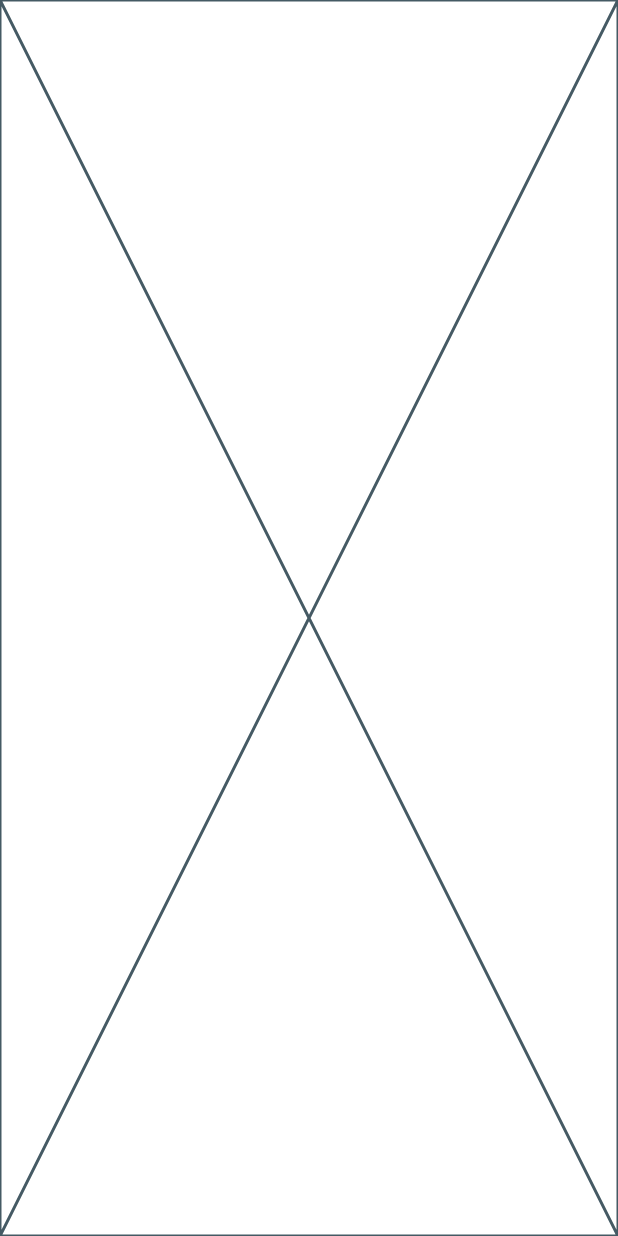
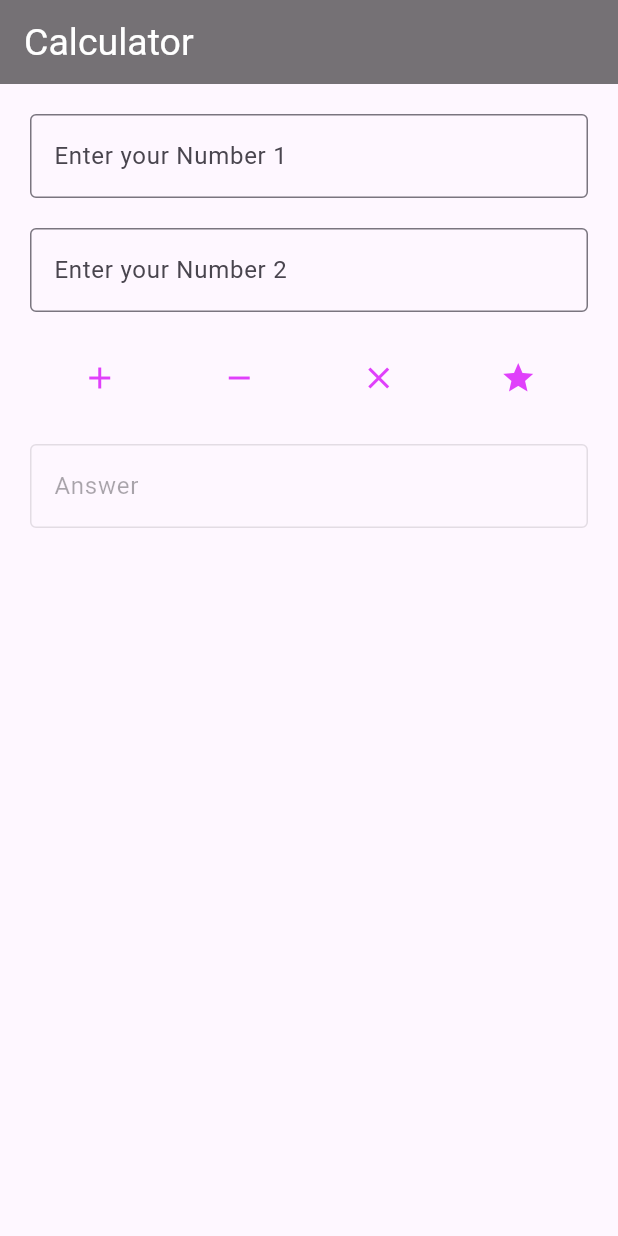
Before and after one commit to kiran11621/learn-flutter, a Flutter app: the screen it shows after launch, on a phone screen of 412 x 824 dp. Run offline on Flutter 3.47's test engine with Material 3 defaults, Android fonts, the phone set to English and light mode, and no system bars.

Commit message:
calculator add button and its functionality added

```diff
--- a/learn_flutter/lib/calculator.dart
+++ b/learn_flutter/lib/calculator.dart
@@ -8,8 +8,100 @@ class Calculator extends StatefulWidget {
 }
 
 class _CalculatorState extends State<Calculator> {
+  final GlobalKey<FormState> _formKey = GlobalKey<FormState>();
+
+  final TextEditingController _num1Controller = TextEditingController();
+  final TextEditingController _num2Controller = TextEditingController();
+  final TextEditingController _answerController = TextEditingController();
+
   @override
   Widget build(BuildContext context) {
-    return const Placeholder();
+    return Scaffold(
+      appBar: AppBar(
+        title: const Text('Calculator'),
+        backgroundColor: Colors.black54,
+        titleTextStyle: const TextStyle(
+          color: Colors.white,
+          fontSize: 25,
+        ),
+      ),
+      body: Padding(
+        padding: const EdgeInsets.all(
+          20,
+        ),
+        child: Form(
+          key: _formKey,
+          child: Column(
+            children: [
+              TextFormField(
+                controller: _num1Controller,
+                decoration: const InputDecoration(
+                  border: OutlineInputBorder(),
+                  labelText: "Enter your Number 1",
+                ),
+              ),
+              const SizedBox(
+                height: 20,
+              ),
+              TextFormField(
+                controller: _num2Controller,
+                decoration: const InputDecoration(
+                  border: OutlineInputBorder(),
+                  labelText: "Enter your Number 2",
+                ),
+              ),
+              const SizedBox(
+                height: 20,
+              ),
+              Row(
+                mainAxisAlignment: MainAxisAlignment.spaceAround,
+                children: [
+                  IconButton(
+                    color: Colors.purpleAccent,
+                    hoverColor: Colors.grey,
+                    onPressed: () {
+                      _answerController.text =
+                          (double.parse(_num1Controller.text) +
+                                  double.parse(_num2Controller.text))
+                              .toString();
+                    },
+                    icon: const Icon(Icons.add),
+                  ),
+                  IconButton(
+                    color: Colors.purpleAccent,
+                    hoverColor: Colors.grey,
+                    onPressed: () {},
+                    icon: const Icon(Icons.remove),
+                  ),
+                  IconButton(
+                    color: Colors.purpleAccent,
+                    hoverColor: Colors.grey,
+                    onPressed: () {},
+                    icon: const Icon(Icons.close),
+                  ),
+                  IconButton(
+                    color: Colors.purpleAccent,
+                    hoverColor: Colors.grey,
+                    onPressed: () {},
+                    icon: const Icon(Icons.star),
+                  ),
+                ],
+              ),
+              const SizedBox(
+                height: 20,
+              ),
+              TextFormField(
+                controller: _answerController,
+                decoration: const InputDecoration(
+                  border: OutlineInputBorder(),
+                  labelText: "Answer",
+                ),
+                enabled: false,
+              )
+            ],
+          ),
+        ),
+      ),
+    );
   }
 }
```
